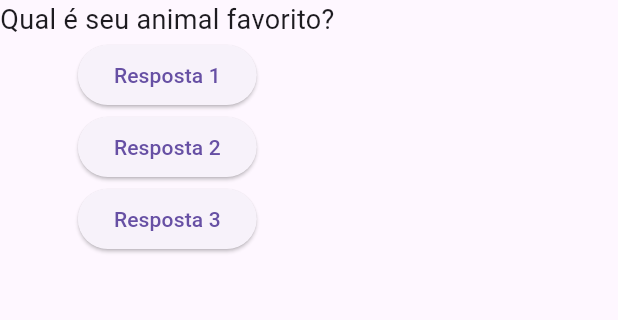
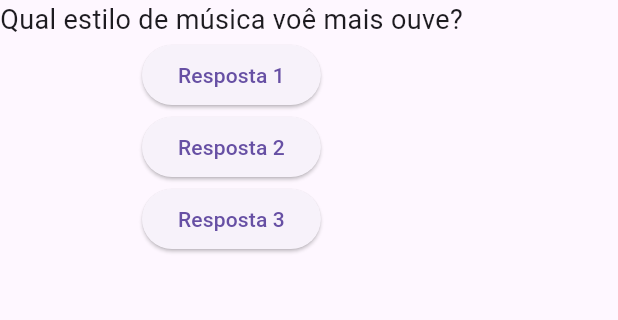
Before and after one commit to LorenaMartins1/perguntas_app, a Flutter app: the screen it shows after launch, after a tap on "Resposta 1", after a tap on "Resposta 2", on a phone screen of 412 x 824 dp, the part 84-404 px from its top. Run offline on Flutter 3.47's test engine with Material 3 defaults, Android fonts, the light colour scheme and no system bars.

Commit message:
mudança de estado

```diff
--- a/perguntas_app/lib/main.dart
+++ b/perguntas_app/lib/main.dart
@@ -7,9 +7,8 @@
 
   void responder() {
     setState(() {
-      if (perguntaSelecionada < 1) {
-        perguntaSelecionada++;
-      }
+      perguntaSelecionada++;
+
     });
 
     print('Pergunta respondida: $perguntaSelecionada');
@@ -20,6 +19,7 @@
     final perguntas = [
       'Qual sua cor favorita?',
       'Qual é seu animal favorito?',
+      'Qual estilo de música voê mais ouve?',
     ];
 
     return MaterialApp(
```
